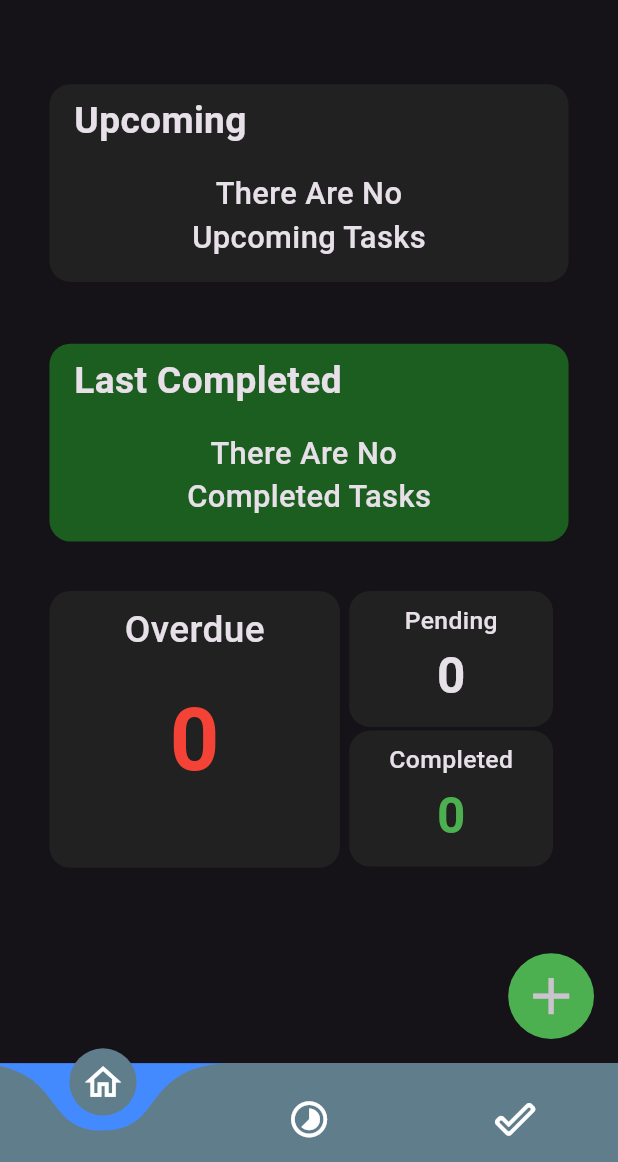
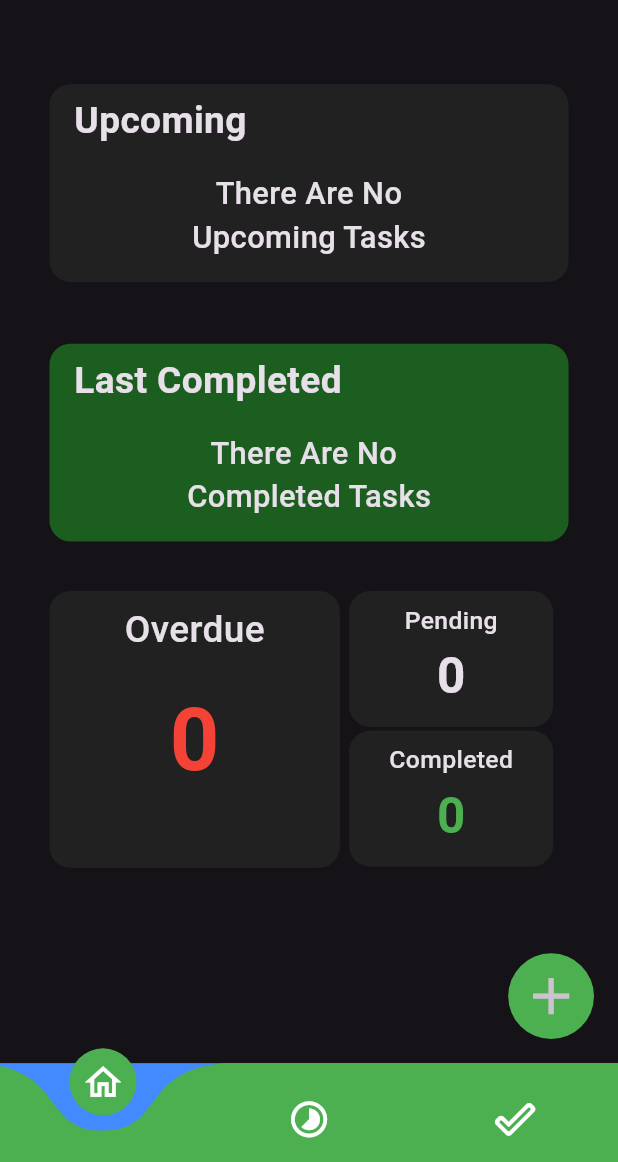
Before and after one commit to eternity2745/to_do_list, a Flutter app: the screen it shows after launch, on a phone screen of 412 x 824 dp, the part 74-1236 px from its top. Run offline on Flutter 3.47's test engine with Material 3 defaults, Android fonts, the phone set to English and light mode, and no system bars; drawn by our look-alikes of curved_navigation_bar; our stand-ins replace auto_size_text, confetti, sqflite; missing offline and left inert: animate_icons, cool_dropdown, molten_navigationbar_flutter, thanos_snap_effect; accounts and stored records are empty.

Commit message:
made change

```diff
--- a/lib/Screens/home.dart
+++ b/lib/Screens/home.dart
@@ -41,7 +41,7 @@ class _HomeScreenState extends State<HomeScreen> {
         ]
         ,
         index: selectedIndex,
-        color: Colors.blueGrey,
+        color: Colors.green,
         height: height*0.08,
         onTap: (clickedIndex) {
           selectedIndex = clickedIndex;
```
